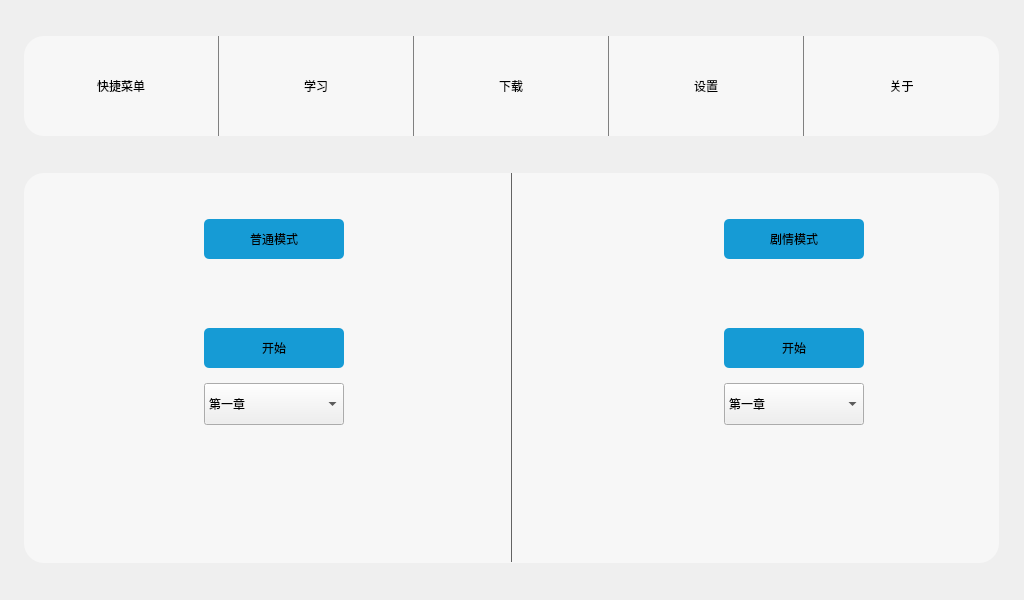
This is uis/luminous.ui in NightCloud-Team/Luminous as Qt 5 draws it before an edit. The edited form follows.
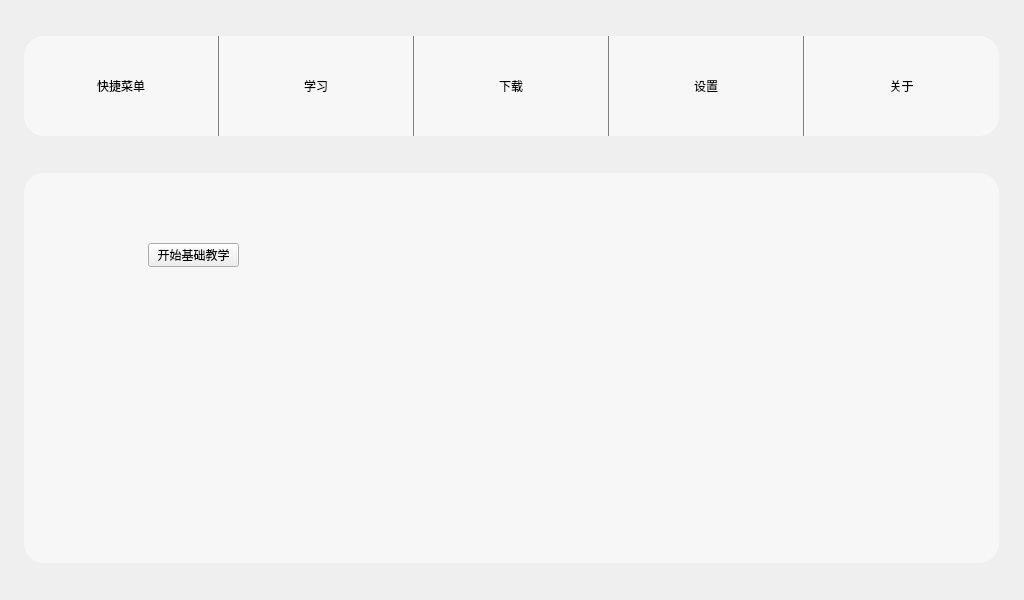
This is the edited form. The open tabs and pages were chosen to show the change. Icons and pictures are not drawn.

The edit to the form file:
```diff
--- a/uis/luminous.ui
+++ b/uis/luminous.ui
@@ -287,153 +287,19 @@
 border-radius: 20px;  
 }</string>
      </property>
-     <widget class="QFrame" name="frame">
+     <widget class="QPushButton" name="pushButton">
       <property name="geometry">
        <rect>
-        <x>487</x>
-        <y>-1</y>
-        <width>1</width>
-        <height>390</height>
+        <x>124</x>
+        <y>70</y>
+        <width>91</width>
+        <height>24</height>
        </rect>
       </property>
-      <property name="styleSheet">
-       <string notr="true">color: gray; background-color: gray; max-width: 0.5px;</string>
-      </property>
-      <property name="frameShape">
-       <enum>QFrame::StyledPanel</enum>
-      </property>
-      <property name="frameShadow">
-       <enum>QFrame::Raised</enum>
-      </property>
-     </widget>
-     <widget class="QPushButton" name="normal">
-      <property name="geometry">
-       <rect>
-        <x>180</x>
-        <y>46</y>
-        <width>140</width>
-        <height>40</height>
-       </rect>
-      </property>
-      <property name="styleSheet">
-       <string notr="true">border-top-left-radius: 5px;
-border-top-right-radius: 5px;
-border-bottom-left-radius: 5px;
-border-bottom-right-radius: 5px;
-background-color: rgb(22, 155, 213);
-border: none;
-padding: 0;
-</string>
-      </property>
       <property name="text">
-       <string>普通模式</string>
+       <string>开始基础教学</string>
       </property>
      </widget>
-     <widget class="QPushButton" name="normal_2">
-      <property name="geometry">
-       <rect>
-        <x>180</x>
-        <y>155</y>
-        <width>140</width>
-        <height>40</height>
-       </rect>
-      </property>
-      <property name="styleSheet">
-       <string notr="true">border-top-left-radius: 5px;
-border-top-right-radius: 5px;
-border-bottom-left-radius: 5px;
-border-bottom-right-radius: 5px;
-background-color: rgb(22, 155, 213);
-border: none;
-padding: 0;
-</string>
-      </property>
-      <property name="text">
-       <string>开始</string>
-      </property>
-     </widget>
-     <widget class="QComboBox" name="comboBox">
-      <property name="geometry">
-       <rect>
-        <x>180</x>
-        <y>210</y>
-        <width>140</width>
-        <height>42</height>
-       </rect>
-      </property>
-      <property name="styleSheet">
-       <string notr="true"/>
-      </property>
-      <item>
-       <property name="text">
-        <string>第一章</string>
-       </property>
-      </item>
-     </widget>
-     <widget class="QPushButton" name="normal_3">
-      <property name="geometry">
-       <rect>
-        <x>700</x>
-        <y>46</y>
-        <width>140</width>
-        <height>40</height>
-       </rect>
-      </property>
-      <property name="styleSheet">
-       <string notr="true">border-top-left-radius: 5px;
-border-top-right-radius: 5px;
-border-bottom-left-radius: 5px;
-border-bottom-right-radius: 5px;
-background-color: rgb(22, 155, 213);
-border: none;
-padding: 0;
-</string>
-      </property>
-      <property name="text">
-       <string>剧情模式</string>
-      </property>
-     </widget>
-     <widget class="QPushButton" name="normal_4">
-      <property name="geometry">
-       <rect>
-        <x>700</x>
-        <y>155</y>
-        <width>140</width>
-        <height>40</height>
-       </rect>
-      </property>
-      <property name="styleSheet">
-       <string notr="true">border-top-left-radius: 5px;
-border-top-right-radius: 5px;
-border-bottom-left-radius: 5px;
-border-bottom-right-radius: 5px;
-background-color: rgb(22, 155, 213);
-border: none;
-padding: 0;
-</string>
-      </property>
-      <property name="text">
-       <string>开始</string>
-      </property>
-     </widget>
-     <widget class="QComboBox" name="comboBox_2">
-      <property name="geometry">
-       <rect>
-        <x>700</x>
-        <y>210</y>
-        <width>140</width>
-        <height>42</height>
-       </rect>
-      </property>
-      <property name="styleSheet">
-       <string notr="true"/>
-      </property>
-      <item>
-       <property name="text">
-        <string>第一章</string>
-       </property>
-      </item>
-     </widget>
     </widget>
     <widget class="QWidget" name="download_widget">
      <property name="styleSheet">
```
Left out of the diff: 4 changed lines with no effect on the pictures.
